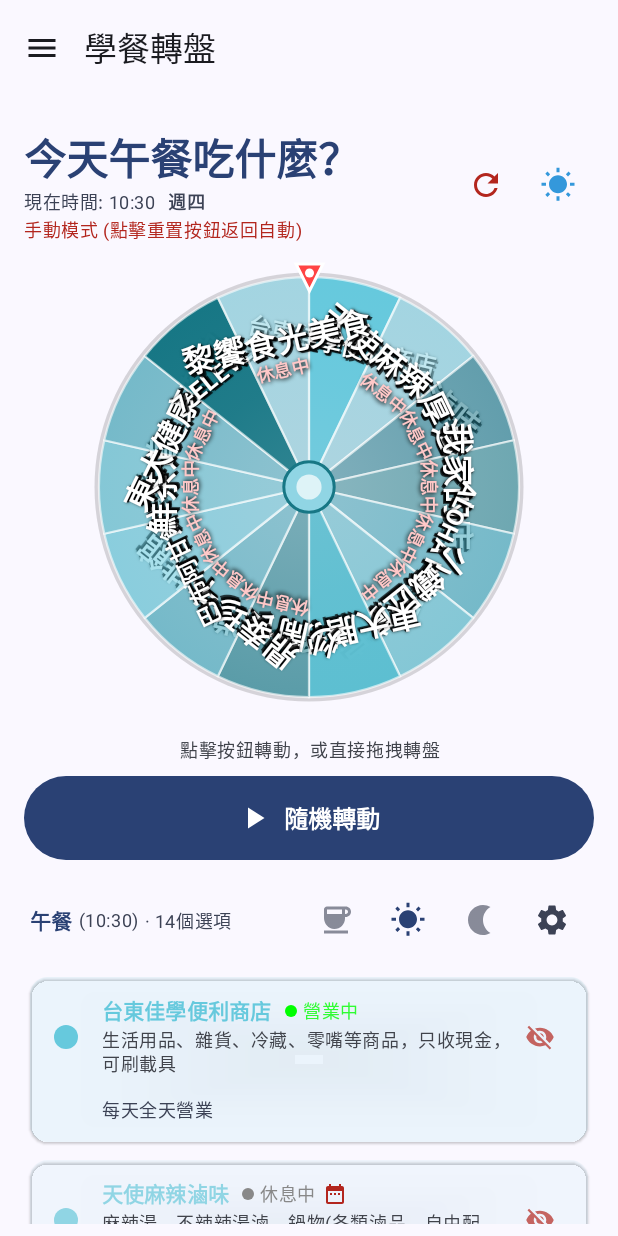
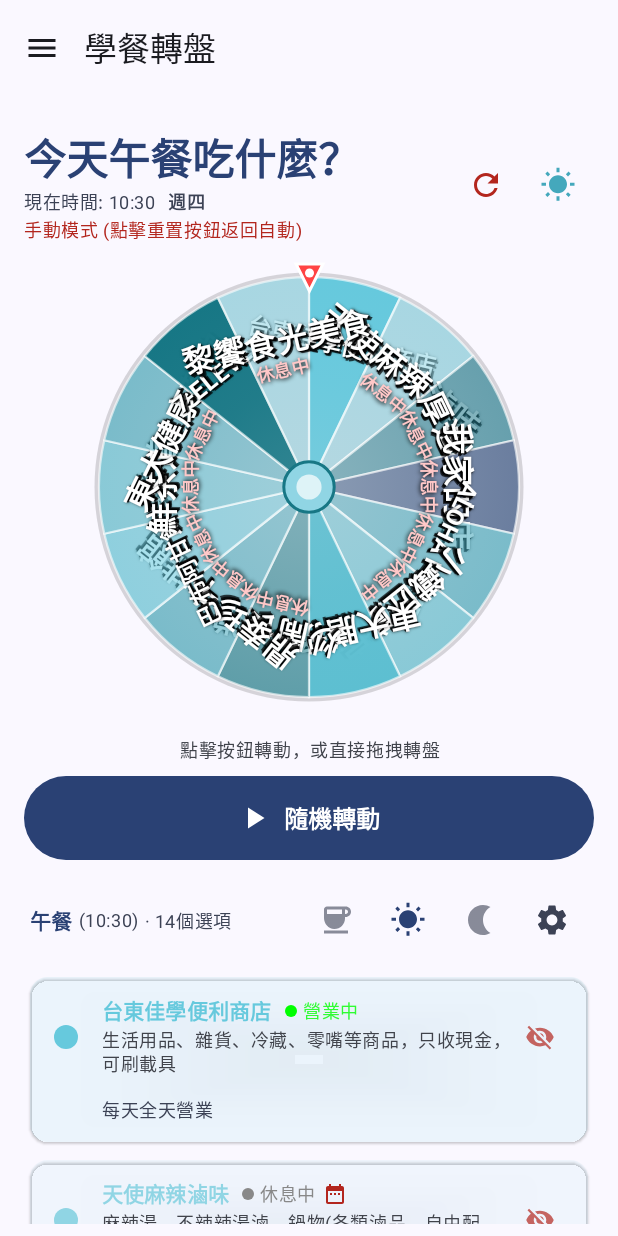
Before and after one commit to ScaratP/project250331, an Android app built with Jetpack Compose: the FoodScreen screen opened through its navigation route, after a tap on "切換餐點類型", on a phone screen of 412 x 824 dp. Run offline under Robolectric (Android 15) with nearby library versions, the phone set to English and light mode, and no system bars; our stand-ins replace Room's generated code.

Commit message:
sp/250731/學餐色系更新成主題色系

```diff
--- a/app/src/main/java/com/example/project250311/MainActivity.kt
+++ b/app/src/main/java/com/example/project250311/MainActivity.kt
@@ -112,7 +112,7 @@ fun AppWithNavigation(
 
     val items = listOf(
         NavigationItem("map", "地圖", Icons.Default.Map),
-        NavigationItem("schedule", "課程表", Icons.Default.CalendarToday),
+        NavigationItem("schedule", "課表", Icons.Default.CalendarToday),
         NavigationItem("leave", "請假系統", Icons.Default.ExitToApp),
         NavigationItem("notes", "筆記", Icons.Default.Note),
         NavigationItem("notice", "通知", Icons.Default.Notifications),
@@ -205,7 +205,7 @@ fun AppNavHost(
             MapScreen()
         }
 
-        // 課程表畫面
+        // 課表畫面
         composable("schedule") {
             ScheduleScreen(courseViewModel)
         }
--- a/app/src/main/java/com/example/project250311/Schedule/Food/FoodScreen.kt
+++ b/app/src/main/java/com/example/project250311/Schedule/Food/FoodScreen.kt
@@ -1,6 +1,8 @@
 package com.example.project250311.Schedule.Food
 
 import android.content.Intent
+import android.graphics.Paint
+import android.graphics.Typeface
 import android.net.Uri
 import android.util.Log
 import androidx.compose.animation.core.*
@@ -33,6 +35,8 @@ import androidx.compose.ui.unit.sp
 import androidx.compose.foundation.lazy.LazyColumn
 import androidx.compose.foundation.lazy.items
 import androidx.compose.ui.graphics.drawscope.Fill
+import kotlinx.coroutines.CoroutineScope
+import kotlinx.coroutines.Dispatchers
 import kotlinx.coroutines.delay
 import kotlinx.coroutines.launch
 import java.time.LocalTime
@@ -91,6 +95,18 @@ enum class MealType {
 private const val TAG = "FoodScreen"
 private const val DEBUG = true
 
+// 添加主題色系常量
+private val ThemeColors = object {
+    val primary = Color(0xFF177785)      // 主色調 - 深青綠色
+    val primaryVariant = Color(0xFF247A8C) // 主色調變體 - 深青色
+    val secondary = Color(0xFF44A8BC)    // 輔助色 - 藍綠色
+    val secondaryVariant = Color(0xFF5DBFD1) // 輔助色變體 - 亮青色
+    val accent = Color(0xFF66C9DD)       // 強調色 - 天藍色
+    val light = Color(0xFF90D5E4)        // 淺色 - 淺藍色
+    val ultraLight = Color(0xFFB6E3EC)   // 極淺色 - 最淺的藍色
+    val background = Color(0xFFF5FBFC)   // 背景色 - 近白色的淺藍
+}
+
 // 檢查今天是否為該店家的營業日
 private fun isOpenToday(calendar: Calendar, foodOption: FoodOption): Boolean {
     // 獲取當前是星期幾 (1=週日, 2=週一, ..., 7=週六)
@@ -268,14 +284,15 @@ private fun getOperationScheduleText(schedules: List<OperationSchedule>): String
 
 @Composable
 fun FoodScreen() {
-    // 更新預設食物選項庫的顏色 - 使用圖片中的色盤顏色
+    // 更新預設食物選項庫的顏色 - 使用主題色系
+    val colorScheme = MaterialTheme.colorScheme
     val allPredefinedFoodOptions = remember {
         mutableStateListOf(
             // 第一學生宿舍餐飲中心
             FoodOption(
                 id = 1,
                 name = "台東佳學便利商店",
-                color = Color(0xFF66C9DD), // 天藍色
+                color = ThemeColors.accent, // 天藍色
                 description = "生活用品、雜貨、冷藏、零嘴等商品，只收現金，可刷載具",
                 contactNumber = "0921-599-075",
                 isVisible = true,
@@ -294,7 +311,7 @@ fun FoodScreen() {
             FoodOption(
                 id = 2,
                 name = "天使麻辣滷味",
-                color = Color(0xFF90D5E4), // 淺藍色
+                color = ThemeColors.light, // 淺藍色
                 description = "麻辣湯、不辣辣湯滷，鍋物(各類滷品，自由配料)，只收現金，現點現做",
                 contactNumber = "517-937",
                 isVisible = true,
@@ -312,7 +329,7 @@ fun FoodScreen() {
             FoodOption(
                 id = 3,
                 name = "厚道",
-                color = Color(0xFF247A8C), // 深青色
+                color = ThemeColors.primaryVariant, // 深青色
                 description = "便當、飯麵、水果、飲料，不定時公休，需先在社群上點餐",
                 contactNumber = "0905-817-827",
                 website = "https://line.me/ti/g2/bfYTZDASyaeNjPYwpmKRpmoGi0fxrrd4P0VOpg?utm_source=invitation&utm_medium=link_copy&utm_campaign=default",
@@ -331,7 +348,7 @@ fun FoodScreen() {
             FoodOption(
                 id = 4,
                 name = "我家的店",
-                color = Color(0xFF388A94), // 青綠色
+                color = colorScheme.primary, // 使用 Material Theme 主色
                 description = "便當類，現點現做，售完為止",
                 contactNumber = "0908-911-546",
                 isVisible = true,
@@ -349,7 +366,7 @@ fun FoodScreen() {
             FoodOption(
                 id = 5,
                 name = "ALOHA POKE",
-                color = Color(0xFF44A8BC), // 藍綠色
+                color = ThemeColors.secondary, // 藍綠色
                 description = "夏威夷食材(漢堡類、沙拉、主食、側食、多元搭配)",
                 contactNumber = "0909-955-545",
                 website = "https://line.me/ti/p/~@047gtfpr",
@@ -367,7 +384,7 @@ fun FoodScreen() {
             FoodOption(
                 id = 6,
                 name = "小鐵匠廚房",
-                color = Color(0xFF5DBFD1), // 亮青色
+                color = ThemeColors.secondaryVariant, // 亮青色
                 description = "【便當】蔬食/經濟/雞排/豬排/雞腿【炒飯】雞排/豬排/雞腿，可先在LINE上預訂及查看當天菜色",
                 contactNumber = "0907-292-117",
                 isVisible = true,
@@ -387,7 +404,7 @@ fun FoodScreen() {
             FoodOption(
                 id = 7,
                 name = "采冉食坊",
-                color = Color(0xFF177785), // 深青綠色
+                color = ThemeColors.primary, // 深青綠色
                 description = "早/午餐、甜點/麵包、飲品/水果類",
                 isVisible = true,
                 openDays = setOf(WeekDay.MONDAY, WeekDay.TUESDAY, WeekDay.WEDNESDAY,
@@ -404,7 +421,7 @@ fun FoodScreen() {
             FoodOption(
                 id = 8,
                 name = "東大膳務部",
-                color = Color(0xFF5DBFD1), // 亮青色
+                color = ThemeColors.secondaryVariant, // 亮青色
                 description = "早餐類",
                 contactNumber = "518-003",
                 isVisible = true,
@@ -421,7 +438,7 @@ fun FoodScreen() {
             FoodOption(
                 id = 9,
                 name = "炒鬧食堂",
-                color = Color(0xFF177785), // 深青綠色
+                color = ThemeColors.primary, // 深青綠色
                 description = "炒飯、鍋燒麵、湯品、便當",
                 contactNumber = "0953-391-961",
                 isVisible = true,
@@ -439,7 +456,7 @@ fun FoodScreen() {
             FoodOption(
                 id = 10,
                 name = "鼎泰珍牛排館",
-                color = Color(0xFF44A8BC), // 藍綠色
+                color = ThemeColors.secondary, // 藍綠色
                 description = "排餐、便當、麵類、菜飯、肉燥飯、咖哩飯、雞肉飯",
                 contactNumber = "0933-626-695",
                 isVisible = true,
@@ -457,7 +474,7 @@ fun FoodScreen() {
             FoodOption(
                 id = 11,
                 name = "巴布阿甘飲食店",
-                color = Color(0xFF66C9DD), // 天藍色
+                color = ThemeColors.accent, // 天藍色
                 description = "便當、咖哩飯、壽喜燒、牛肉麵、乾拌麵、鐵板麵、冰淇淋",
                 contactNumber = "517-518",
                 isVisible = true,
@@ -475,7 +492,7 @@ fun FoodScreen() {
             FoodOption(
                 id = 12,
                 name = "鮮茶道",
-                color = Color(0xFF5DBFD1), // 亮青色
+                color = ThemeColors.secondaryVariant, // 亮青色
                 description = "飲料店",
                 contactNumber = "510-168",
                 isVisible = true,
@@ -494,7 +511,7 @@ fun FoodScreen() {
             FoodOption(
                 id = 14,
                 name = "東大健康茶飲",
-                color = Color(0xFF44A8BC), // 藍綠色
+                color = ThemeColors.secondary, // 藍綠色
                 description = "各式飲品(杯裝/桶裝)、水餃、厚片/熱壓吐司、各式麵類/麺線",
                 contactNumber = "517-968",
                 isVisible = true,
@@ -512,7 +529,7 @@ fun FoodScreen() {
             FoodOption(
                 id = 15,
                 name = "7-ELEVEN",
-                color = Color(0xFF177785), // 深青綠色
+                color = ThemeColors.primary, // 深青綠色
                 description = "便利商店",
                 contactNumber = "518-145",
                 isVisible = true,
@@ -531,7 +548,7 @@ fun FoodScreen() {
             FoodOption(
                 id = 16,
                 name = "黎饗食光美食",
-                color = Color(0xFF90D5E4), // 淺藍色
+                color = ThemeColors.light, // 淺藍色
                 description = "海苔飯手卷、麵/飯食類、飲品、熱壓吐司、鬆/捲餅",
                 contactNumber = "0960-771-020",
                 isVisible = true,
@@ -547,7 +564,7 @@ fun FoodScreen() {
             FoodOption(
                 id = 17,
                 name = "妙軒早餐店",
-                color = Color(0xFF388A94), // 青綠色
+                color = colorScheme.secondary, // 使用 Material Theme 輔助色
                 description = "早餐類，老闆很看心情上班",
                 contactNumber = "0912-759-332",
                 isVisible = true,
@@ -677,14 +694,14 @@ fun FoodScreen() {
     // 預設顏色選項 (僅用於顯示)
     val colorOptions = remember {
         listOf(
-            Color(0xFF177785), // 深青綠色
-            Color(0xFF247A8C), // 深青色
-            Color(0xFF388A94), // 青綠色
-            Color(0xFF44A8BC), // 藍綠色
-            Color(0xFF5DBFD1), // 亮青色
-            Color(0xFF66C9DD), // 天藍色
-            Color(0xFF90D5E4), // 淺藍色
-            Color(0xFFB6E3EC)  // 最淺的藍色
+            ThemeColors.primary,          // 深青綠色
+            ThemeColors.primaryVariant,   // 深青色
+            colorScheme.primary, // Material Theme 主色
+            ThemeColors.secondary,        // 藍綠色
+            ThemeColors.secondaryVariant, // 亮青色
+            ThemeColors.accent,           // 天藍色
+            ThemeColors.light,            // 淺藍色
+            ThemeColors.ultraLight        // 最淺的藍色
         )
     }
 
@@ -1032,9 +1049,9 @@ fun FoodScreen() {
                         },
                         contentDescription = "切換餐點類型",
                         tint = when(currentMealType) {
-                            MealType.BREAKFAST -> Color(0xFFF39C12)
-                            MealType.LUNCH -> Color(0xFF3498DB)
-                            MealType.DINNER -> Color(0xFF9B59B6)
+                            MealType.BREAKFAST -> ThemeColors.accent
+                            MealType.LUNCH -> ThemeColors.secondary
+                            MealType.DINNER -> ThemeColors.primary
                             else -> MaterialTheme.colorScheme.primary
                         }
                     )
@@ -1183,7 +1200,7 @@ fun FoodScreen() {
                 // 轉動按鈕
                 Button(
                     onClick = {
-                        kotlinx.coroutines.CoroutineScope(kotlinx.coroutines.Dispatchers.Main).launch {
+                        CoroutineScope(Dispatchers.Main).launch {
                             spinWheel()
                         }
                     },
@@ -1582,9 +1599,9 @@ private fun DrawScope.drawFoodWheel(foodOptions: List<FoodOption>) {
         style = Fill
     )
 
-    // 繪製輪盤底層 - 改為淺藍綠色背景
+    // 繪製輪盤底層 - 使用主題背景色
     drawCircle(
-        color = Color(0xFF90D5E4).copy(alpha = 0.3f),
+        color = ThemeColors.ultraLight.copy(alpha = 0.3f),
         radius = radius,
         center = center,
         style = Fill
@@ -1651,11 +1668,11 @@ private fun DrawScope.drawFoodWheel(foodOptions: List<FoodOption>) {
                 val fontSize = if (option.name.length > 6) 24f else 32f // 根據文字長度調整大小
 
                 // 繪製文字陰影 - 增強可讀性
-                val shadowPaint = android.graphics.Paint().apply {
+                val shadowPaint = Paint().apply {
                     this.color = android.graphics.Color.BLACK
                     textSize = fontSize
-                    typeface = android.graphics.Typeface.DEFAULT_BOLD
-                    textAlign = android.graphics.Paint.Align.CENTER
+                    typeface = Typeface.DEFAULT_BOLD
+                    textAlign = Paint.Align.CENTER
                     alpha = 180 // 陰影透明度
                 }
 
@@ -1666,11 +1683,11 @@ private fun DrawScope.drawFoodWheel(foodOptions: List<FoodOption>) {
                 }
 
                 // 主要文字
-                val textPaint = android.graphics.Paint().apply {
+                val textPaint = Paint().apply {
                     this.color = android.graphics.Color.WHITE
                     textSize = fontSize
-                    typeface = android.graphics.Typeface.DEFAULT_BOLD
-                    textAlign = android.graphics.Paint.Align.CENTER
+                    typeface = Typeface.DEFAULT_BOLD
+                    textAlign = Paint.Align.CENTER
                     setShadowLayer(2f, 1f, 1f, android.graphics.Color.BLACK)
                 }
                 drawText(option.name, textX, textY, textPaint)
@@ -1678,11 +1695,11 @@ private fun DrawScope.drawFoodWheel(foodOptions: List<FoodOption>) {
                 // 如果不營業，添加小標記
                 if (!isOpen) {
                     val statusText = "休息中"
-                    val smallPaint = android.graphics.Paint().apply {
+                    val smallPaint = Paint().apply {
                         this.color = android.graphics.Color.rgb(255, 200, 200)
                         textSize = 18f
-                        typeface = android.graphics.Typeface.DEFAULT_BOLD
-                        textAlign = android.graphics.Paint.Align.CENTER
+                        typeface = Typeface.DEFAULT_BOLD
+                        textAlign = Paint.Align.CENTER
                         setShadowLayer(3f, 1f, 1f, android.graphics.Color.BLACK)
                     }
                     drawText(statusText, textX, textY + 24f, smallPaint)
@@ -1691,17 +1708,17 @@ private fun DrawScope.drawFoodWheel(foodOptions: List<FoodOption>) {
         }
     }
 
-    // 繪製中心點裝飾 - 使用圖片中淺藍色
+    // 繪製中心點裝飾
     drawCircle(
-        color = Color(0xFF90D5E4),
+        color = ThemeColors.light,
         radius = radius * 0.12f,
         center = center,
         style = Fill
     )
 
-    // 中心點外圈 - 使用深青綠色
+    // 中心點外圈
     drawCircle(
-        color = Color(0xFF177785),
+        color = ThemeColors.primary,
         radius = radius * 0.12f,
         center = center,
         style = Stroke(width = 2.dp.toPx())
--- a/app/src/main/java/com/example/project250311/Schedule/GetSchedule/ScheduleScreen.kt
+++ b/app/src/main/java/com/example/project250311/Schedule/GetSchedule/ScheduleScreen.kt
@@ -94,7 +94,7 @@ fun ScheduleScreen(viewModel: CourseViewModel) {
                 verticalAlignment = Alignment.CenterVertically
             ) {
                 Text(
-                    text = "課程表",
+                    text = "課表",
                     fontSize = 20.sp,
                     fontWeight = FontWeight.Bold,
                     color = MaterialTheme.colorScheme.primary
@@ -350,7 +350,7 @@ fun ScheduleTable(scheduleList: List<Schedule>, onCourseSelected: (List<Schedule
                                     contentAlignment = Alignment.Center
                                 ) {
                                     Text(
-                                        text = "課程表已載入但無時段資料",
+                                        text = "課表已載入但無時段資料",
                                         fontSize = 14.sp,
                                         color = MaterialTheme.colorScheme.onSurfaceVariant,
                                         textAlign = TextAlign.Center
```
Also changed, not shown: 1 other file.
